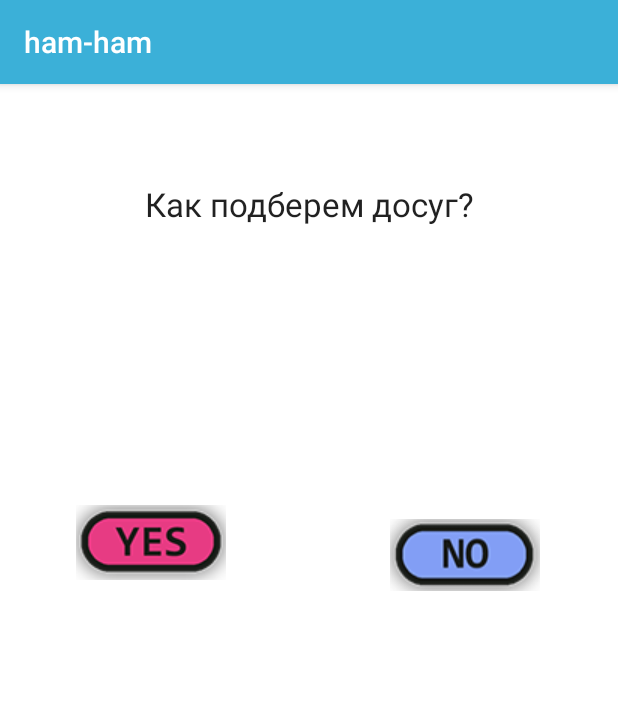
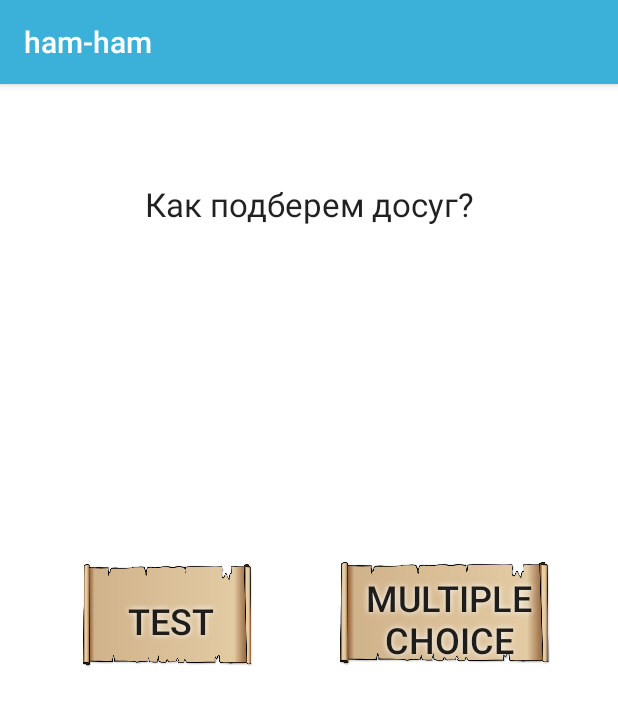
Before and after one commit to lirriel/HamsterProj, an Android app: the Main2Activity screen opened directly, with no data from a screen before it, on a phone screen of 412 x 824 dp. Shown: the top 706 px of the screen. Run offline under Robolectric (Android 15) with nearby library versions, the phone set to English and light mode, and no system bars.

Commit message:
button background change

```diff
--- a/app/src/main/res/layout/activity_main2.xml
+++ b/app/src/main/res/layout/activity_main2.xml
@@ -15,48 +15,50 @@
 
     <Button
         android:id="@+id/button"
-        android:layout_width="wrap_content"
-        android:layout_height="wrap_content"
+        android:layout_width="117dp"
+        android:layout_height="75dp"
         android:layout_alignParentStart="false"
         android:layout_marginBottom="8dp"
         android:layout_marginEnd="8dp"
         android:layout_marginStart="8dp"
         android:layout_marginTop="8dp"
         android:layout_weight="1"
-        android:background="@drawable/yes"
+        android:background="@drawable/Gerald_G_Parchment_Background_or_Border_2"
         android:elevation="9dp"
         android:onClick="OnClick1"
         android:shadowColor="@android:color/background_light"
         android:shadowRadius="5"
+        android:text="Test"
         android:textSize="24sp"
         app:layout_constraintBottom_toBottomOf="parent"
         app:layout_constraintEnd_toStartOf="@+id/button2"
-        app:layout_constraintHorizontal_bias="0.208"
+        app:layout_constraintHorizontal_bias="0.409"
         app:layout_constraintStart_toStartOf="parent"
         app:layout_constraintTop_toBottomOf="@+id/textView31"
-        app:layout_constraintVertical_bias="0.301"
+        app:layout_constraintVertical_bias="0.384"
         tools:layout_width="100dp"
         tools:shadowDx="15"
         tools:shadowDy="15" />
 
     <Button
         android:id="@+id/button2"
-        android:layout_width="wrap_content"
-        android:layout_height="wrap_content"
+        android:layout_width="145dp"
+        android:layout_height="75dp"
         android:layout_alignParentEnd="true"
         android:layout_marginBottom="8dp"
-        android:layout_marginEnd="36dp"
+        android:layout_marginEnd="24dp"
         android:layout_marginTop="8dp"
-        android:background="@drawable/no"
+        android:background="@drawable/Gerald_G_Parchment_Background_or_Border_2"
         android:elevation="8dp"
         android:onClick="OnClick"
         android:shadowColor="@android:color/background_light"
         android:shadowRadius="5"
+        android:text="Multiple Choice"
         android:textSize="24sp"
         app:layout_constraintBottom_toBottomOf="parent"
         app:layout_constraintEnd_toEndOf="parent"
         app:layout_constraintTop_toBottomOf="@+id/textView31"
-        app:layout_constraintVertical_bias="0.316"
+        app:layout_constraintVertical_bias="0.382"
         tools:ignore="RelativeOverlap"
         tools:shadowDx="15"
         tools:shadowDy="15" />
@@ -71,7 +73,7 @@
         android:layout_marginEnd="8dp"
         android:layout_marginStart="8dp"
         android:layout_marginTop="8dp"
-        android:text="Как подберем досуг?"
+        android:text="@string/how"
         android:textAppearance="@style/TextAppearance.AppCompat.Large"
         app:layout_constraintBottom_toBottomOf="parent"
         app:layout_constraintEnd_toEndOf="parent"
--- a/app/src/main/res/values/strings.xml
+++ b/app/src/main/res/values/strings.xml
@@ -46,4 +46,5 @@
     <string name="google_maps_key" templateMergeStrategy="preserve" translatable="false">
         AIzaSyCyLCjLyi_gVG_t82HuDczZgtLZYwUtI_E
     </string>
+    <string name="how">Как подберем досуг?</string>
 </resources>
```
Also changed, not shown: app/src/main/res/drawable/Gerald_G_Parchment_Background_or_Border_2.png (added).
